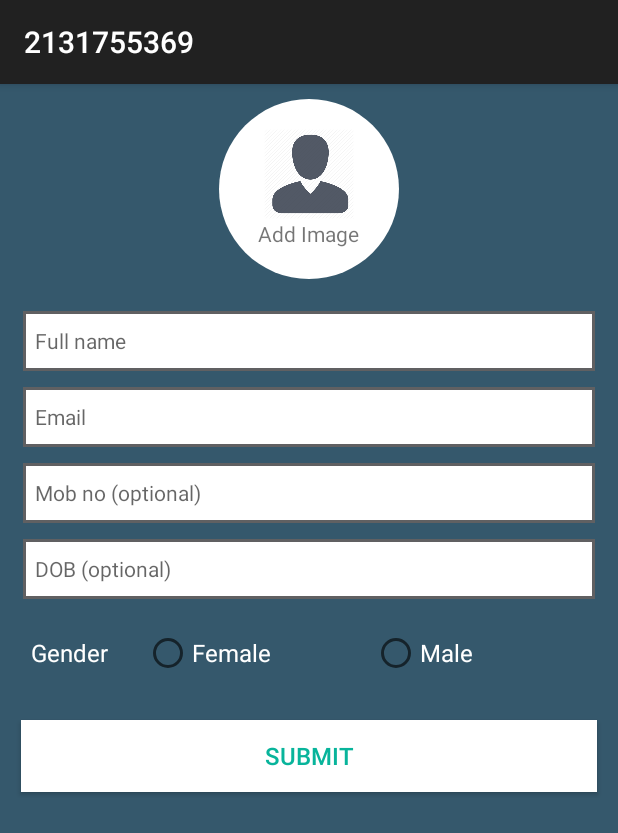
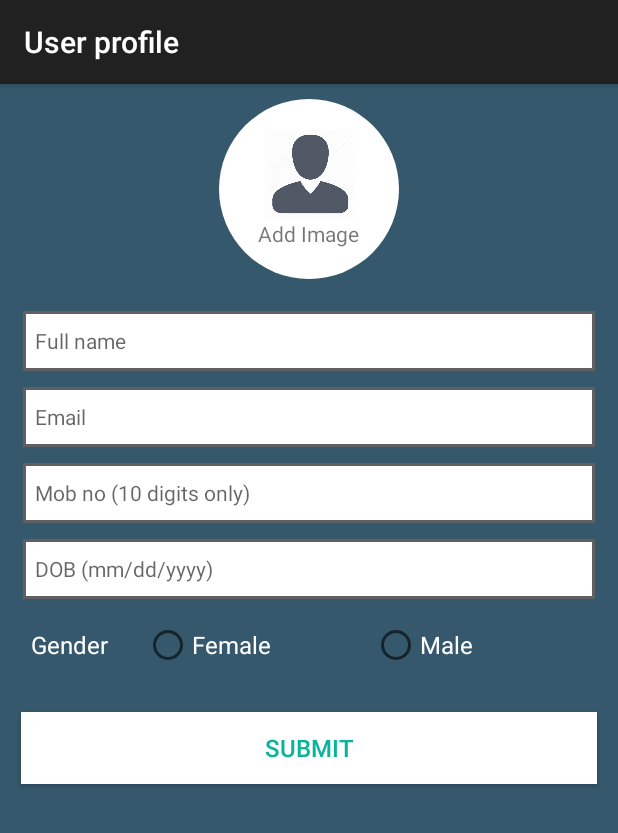
Before and after one commit to vsingh-techracers/week-task-assignment, an Android app: the screen it shows after launch (MainActivity), on a phone screen of 412 x 824 dp. Shown: the top 833 px of the screen. Run offline under Robolectric (Android 15) with nearby library versions, the phone set to English and light mode, and no system bars; our stand-ins replace ButterKnife; 3 statements that could not run were skipped.

Commit message:
Update profile page ui, update validation and set data into user modal

```diff
--- a/feb-17/week-4/ProfilePage/app/src/main/java/com/example/rails/profilepage/ProfilePageFragment.java
+++ b/feb-17/week-4/ProfilePage/app/src/main/java/com/example/rails/profilepage/ProfilePageFragment.java
@@ -5,31 +5,129 @@ import android.os.Bundle;
 import android.support.v4.app.Fragment;
 import android.view.LayoutInflater;
 import android.view.View;
+import android.view.View.OnClickListener;
 import android.view.ViewGroup;
+import android.widget.Button;
+import android.widget.EditText;
+import android.widget.ImageView;
+import android.widget.LinearLayout;
+import android.widget.RadioButton;
+import android.widget.RadioGroup;
+import android.widget.Spinner;
+import android.widget.TextView;
+import android.widget.Toast;
 
 import com.example.rails.profilepage.base.BaseFragment;
+import com.example.rails.profilepage.base.Constants;
+import com.example.rails.profilepage.modal.User;
 
+import java.util.regex.Matcher;
+import java.util.regex.Pattern;
 
-/**
- * A simple {@link Fragment} subclass.
- */
+import butterknife.Bind;
+import butterknife.ButterKnife;
+
 public class ProfilePageFragment extends BaseFragment {
+
+    private static View mProfilePageView;
+    private static String name, email, mob, dob, gender;
+
+    @Bind(R.id.gender_error) TextView mGenderError;
+    @Bind(R.id.gender_error_layout) LinearLayout mGenderErrorLayout;
+
+    @Bind(R.id.add_image_text) EditText mAddImagetext;
+    @Bind(R.id.add_image) LinearLayout mAddImage;
+    @Bind(R.id.profile_pic) ImageView mProfilePic;
+    @Bind(R.id.user_name) EditText mUserName;
+    @Bind(R.id.user_email) EditText mUserEmail;
+    @Bind(R.id.user_dob) EditText mUserDob;
+    @Bind(R.id.user_mob) EditText mUserMob;
+    @Bind(R.id.gender_status) RadioGroup mGenderStatus;
+    @Bind(R.id.submit) Button mSubmit;
 
 
     public ProfilePageFragment() {
         // Required empty public constructor
     }
 
-
     @Override
     public View onCreateView(LayoutInflater inflater, ViewGroup container,
                              Bundle savedInstanceState) {
         // Inflate the layout for this fragment
-        return inflater.inflate(R.layout.fragment_profile_page, container, false);
+        mProfilePageView = inflater.inflate(R.layout.fragment_profile_page, container, false);
+        ButterKnife.bind(this, mProfilePageView);
+        mSubmit.setOnClickListener(mSubmitButtonListener);
+        mGenderStatus.setOnCheckedChangeListener(new RadioGroup.OnCheckedChangeListener() {
+            @Override
+            public void onCheckedChanged(RadioGroup group, int checkedId) { hideIt(mGenderErrorLayout); }
+        });
+        return mProfilePageView;
+    }
+
+    private boolean dataValidation() {
+        boolean validation = true;
+        if(name.equals("")||!isNameValid(name)){
+            mUserName.setError(Constants.nameErrorText);
+            validation = false;
+        }
+
+        if(email.equals("")||!isPhoneValid(email)){
+            mUserEmail.setError(Constants.emailErrorText);
+            validation = false;
+        }
+
+        if(mob.equals("")||!isPhoneValid(mob)){
+            mUserMob.setError(Constants.mobErrorText);
+            validation = false;
+        }
+
+        if(mGenderStatus.getCheckedRadioButtonId()<0){
+            setErrorMsg(mGenderErrorLayout, mGenderError, Constants.genderErrorText);
+            validation = false;
+        }
+
+        if(dob.equals("")||!isDateValid(dob)){
+            mUserDob.setError(Constants.dateErrorText);
+            validation = false;
+        }
+
+        return validation;
+    }
+
+    private OnClickListener mSubmitButtonListener    =   new OnClickListener() {
+        @Override
+        public void onClick(View v) {
+            resetData();
+            setDataInStringFormat();
+            boolean isAllFieldsValid = dataValidation();
+            if (isAllFieldsValid){
+                User user = new User();
+                user.setName(name);
+                user.setEmail(email);
+                user.setMobile(mob);
+                user.setDob(dob);
+                user.setGender(gender);
+                Toast.makeText(mActivity, "Data saved successfully!!!", Toast.LENGTH_SHORT).show();
+            }
+        }
+    };
+
+    private void resetData() {
+        name = email = dob = mob = gender = null;
+    }
+
+    private void setDataInStringFormat() {
+        name = getStringDataFromEditText(mUserName);
+        email = getStringDataFromEditText(mUserEmail);
+        dob = getStringDataFromEditText(mUserDob);
+        mob = getStringDataFromEditText(mUserMob);
+        if(mGenderStatus.getCheckedRadioButtonId()>=0){
+            gender = getStringDataFromRadioButton((RadioButton) mProfilePageView.findViewById(mGenderStatus.getCheckedRadioButtonId()));
+        }
     }
 
     @Override
     protected String getTitle() {
-        return String.valueOf(R.string.profile_page);
+        return Constants.kProfilePageFragment;
     }
 }
--- a/feb-17/week-4/ProfilePage/app/src/main/res/layout/fragment_profile_page.xml
+++ b/feb-17/week-4/ProfilePage/app/src/main/res/layout/fragment_profile_page.xml
@@ -20,11 +20,14 @@
             android:background="@drawable/circle_drawable"
             android:clickable="true">
             <ImageView
+                android:id="@+id/profile_pic"
                 android:layout_width="@dimen/img_size"
                 android:layout_height="@dimen/img_size"
                 android:src="@drawable/user_profile_img"
                 />
             <TextView
+                android:id="@+id/add_image_text"
+                android:visibility="visible"
                 android:layout_width="wrap_content"
                 android:layout_height="wrap_content"
                 android:text="@string/add_img"/>
@@ -32,18 +35,6 @@
 
     </FrameLayout>
 
-    <LinearLayout
-        android:id="@+id/name_error_layout"
-        android:visibility="gone"
-        style="@style/errorLayout">
-        <TextView
-            android:text="* "
-            style="@style/redStar"/>
-        <TextView
-            android:id="@+id/name_error"
-            android:text=""
-            style="@style/redStar"/>
-    </LinearLayout>
     <EditText
         android:id="@+id/user_name"
         android:hint="@string/name_text"
@@ -53,18 +44,6 @@
         <requestFocus/>
     </EditText>
 
-    <LinearLayout
-        android:id="@+id/email_error_layout"
-        android:visibility="gone"
-        style="@style/errorLayout">
-        <TextView
-            android:text="* "
-            style="@style/redStar"/>
-        <TextView
-            android:id="@+id/email_error"
-            android:text=""
-            style="@style/redStar"/>
-    </LinearLayout>
     <EditText
         android:id="@+id/user_email"
         android:hint="@string/email_text"
@@ -73,41 +52,17 @@
         style="@style/edit_text">
     </EditText>
 
-    <LinearLayout
-        android:id="@+id/mob_error_layout"
-        android:visibility="gone"
-        style="@style/errorLayout">
-        <TextView
-            android:text="* "
-            style="@style/redStar"/>
-        <TextView
-            android:id="@+id/mob_error"
-            android:text=""
-            style="@style/redStar"/>
-    </LinearLayout>
     <EditText
         android:id="@+id/user_mob"
-        android:hint="Mob no (optional)"
+        android:hint="Mob no (10 digits only)"
         android:inputType="phone"
         android:maxLength="10"
         style="@style/edit_text">
     </EditText>
 
-    <LinearLayout
-        android:id="@+id/dob_error_layout"
-        android:visibility="gone"
-        style="@style/errorLayout">
-        <TextView
-            android:text="* "
-            style="@style/redStar"/>
-        <TextView
-            android:id="@+id/dob_error"
-            android:text=""
-            style="@style/redStar"/>
-    </LinearLayout>
     <EditText
         android:id="@+id/user_dob"
-        android:hint="DOB (optional)"
+        android:hint="DOB (mm/dd/yyyy)"
         android:inputType="date"
         android:maxLength="10"
         style="@style/edit_text">
@@ -116,6 +71,7 @@
     <LinearLayout
         android:id="@+id/gender_error_layout"
         android:visibility="gone"
+        android:layout_marginBottom="@dimen/neg_medium_margin"
         style="@style/errorLayout">
         <TextView
             android:text="* "
@@ -130,7 +86,6 @@
         android:layout_height="wrap_content"
         android:orientation="horizontal"
         android:gravity="center_vertical"
-        android:paddingTop="5dp"
         android:layout_margin="5dp"
         android:paddingLeft="5dp">
         <TextView
--- a/feb-17/week-4/ProfilePage/app/src/main/res/values/dimens.xml
+++ b/feb-17/week-4/ProfilePage/app/src/main/res/values/dimens.xml
@@ -9,4 +9,5 @@
     <dimen name="small_margin">8dp</dimen>
     <dimen name="large_margin">12dp</dimen>
     <dimen name="img_size">60dp</dimen>
+    <dimen name="neg_medium_margin">-10dp</dimen>
 </resources>
```
